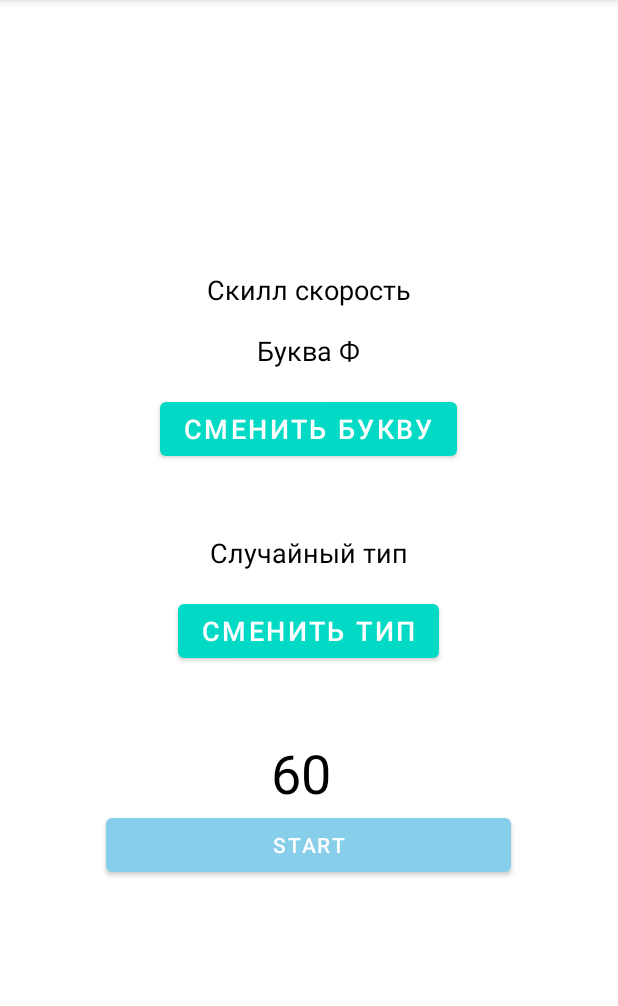
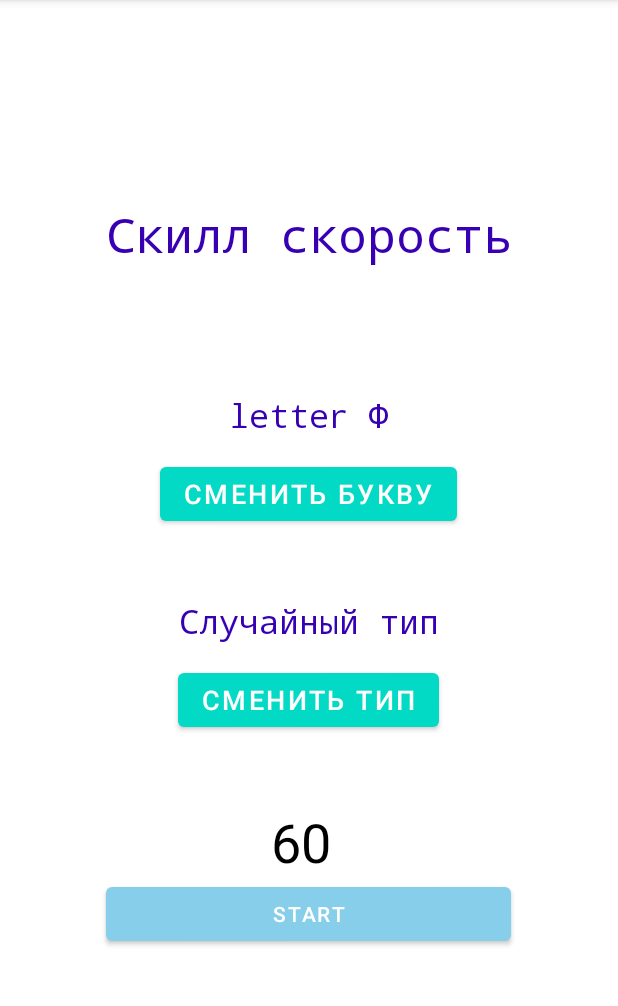
Before and after one commit to Vacheslav676/Random_Letter_2, an Android app: the words20seconds screen opened directly, with no data from a screen before it, after a tap on "СМЕНИТЬ БУКВУ", on a phone screen of 412 x 824 dp, the part 84-1090 px from its top. Run offline under Robolectric (Android 15) with nearby library versions, the phone set to English and light mode, and no system bars.

Commit message:
Испробовал стили

```diff
--- a/app/src/main/java/android/example/randomletter2/words20seconds.java
+++ b/app/src/main/java/android/example/randomletter2/words20seconds.java
@@ -100,7 +100,7 @@ public class words20seconds extends AppCompatActivity {
     // Этот метод Заполняет окно рандомной буквы
     private void display(String AAA) {
         TextView quantityTextView = (TextView) findViewById(R.id.letter_text_view);
-        quantityTextView.setText("Буква " + AAA);
+        quantityTextView.setText(getString(R.string.letter)+ " " + AAA);
     }
 
 
--- a/app/src/main/res/layout/activity_brain_train_menu.xml
+++ b/app/src/main/res/layout/activity_brain_train_menu.xml
@@ -15,8 +15,7 @@
 
         <TextView
             android:id="@+id/textView3"
-            android:layout_width="wrap_content"
-            android:layout_height="wrap_content"
+            style="@style/textMiniZagolovok"
             android:text="@string/skill_speed" />
 
         <Button
@@ -32,8 +31,7 @@
 
         <TextView
             android:id="@+id/textView4"
-            android:layout_width="wrap_content"
-            android:layout_height="wrap_content"
+            style="@style/textMiniZagolovok"
             android:text="@string/skill_of_fiction" />
 
         <Button
--- a/app/src/main/res/layout/activity_words20seconds.xml
+++ b/app/src/main/res/layout/activity_words20seconds.xml
@@ -18,31 +18,13 @@
 
         <TextView
             android:id="@+id/title1_text_view"
-            android:layout_width="wrap_content"
-            android:layout_height="wrap_content"
-            android:layout_marginBottom="16dp"
-            android:background="@color/white"
-            android:text="Скилл скорость"
-            android:textColor="@color/black"
-            android:textSize="18sp"
-            app:layout_constraintBottom_toBottomOf="parent"
-            app:layout_constraintEnd_toEndOf="parent"
-            app:layout_constraintStart_toStartOf="parent"
-            app:layout_constraintTop_toTopOf="parent" />
+            style="@style/textSredniyZagolovok"
+            android:text="Скилл скорость"/>
 
         <TextView
             android:id="@+id/letter_text_view"
-            android:layout_width="wrap_content"
-            android:layout_height="wrap_content"
-            android:layout_marginBottom="16dp"
-            android:background="@color/white"
-            android:text="Случайная буква"
-            android:textColor="@color/black"
-            android:textSize="18sp"
-            app:layout_constraintBottom_toBottomOf="parent"
-            app:layout_constraintEnd_toEndOf="parent"
-            app:layout_constraintStart_toStartOf="parent"
-            app:layout_constraintTop_toTopOf="parent" />
+            style="@style/textMiniZagolovok"
+            android:text="Случайная буква"/>
 
         <Button
             android:id="@+id/button1"
@@ -57,17 +39,8 @@
 
         <TextView
             android:id="@+id/type1_text_view"
-            android:layout_width="wrap_content"
-            android:layout_height="wrap_content"
-            android:layout_marginBottom="16dp"
-            android:background="@color/white"
-            android:text="Случайный тип"
-            android:textColor="@color/black"
-            android:textSize="18sp"
-            app:layout_constraintBottom_toBottomOf="parent"
-            app:layout_constraintEnd_toEndOf="parent"
-            app:layout_constraintStart_toStartOf="parent"
-            app:layout_constraintTop_toTopOf="parent" />
+            style="@style/textMiniZagolovok"
+            android:text="Случайный тип"/>
 
         <Button
             android:id="@+id/button2"
--- a/app/src/main/res/values/strings.xml
+++ b/app/src/main/res/values/strings.xml
@@ -6,4 +6,8 @@
     <string name="words_in_20_seconds">20 words in 20 seconds</string>
     <string name="skill_of_fiction">skill of fiction</string>
 
+    <!-- А это слово из джава кода -->
+    <string name="letter">letter</string>
+
+
 </resources>
--- /dev/null
+++ b/app/src/main/res/values/styles.xml
@@ -0,0 +1,28 @@
+<?xml version="1.0" encoding="utf-8"?>
+<resources>
+
+    <style name="textSredniyZagolovok">
+        <item name="android:layout_width">wrap_content</item>
+        <item name="android:layout_height">wrap_content</item>
+        <item name="android:textColor">#FF3700B3</item>
+        <item name="android:typeface">monospace</item>
+        <item name="android:textSize">32dp</item>
+        <item name="android:layout_marginBottom">84dp</item>
+
+    </style>
+
+
+    <style name="textMiniZagolovok">
+        <item name="android:layout_width">wrap_content</item>
+        <item name="android:layout_height">wrap_content</item>
+        <item name="android:textColor">#FF3700B3</item>
+        <item name="android:typeface">monospace</item>
+        <item name="android:textSize">22dp</item>
+        <item name="android:layout_marginBottom">14dp</item>
+
+    </style>
+
+
+
+
+</resources>
```
Also changed, not shown: 1 other file.
